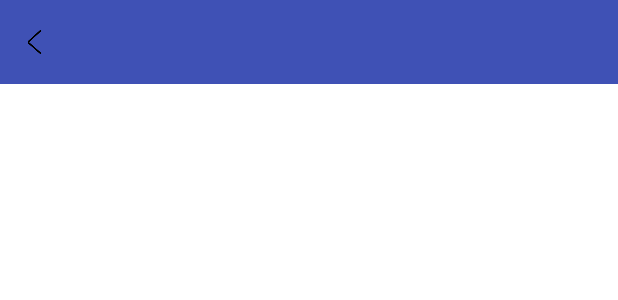
After one commit to MonekyForMoney/Hotweather, an Android app: the layout choose_area.xml on its own in the app's theme, with its tools: preview values and no code run, on a phone screen of 412 x 824 dp. The commit adds this screen. Shown: the top 300 px of the screen. Run offline under Robolectric (Android 15) with nearby library versions, the phone set to English and light mode, and no system bars.

Commit message:
Complete the list of cities and counties to traverse the function

```diff
--- a/app/build.gradle
+++ b/app/build.gradle
@@ -26,11 +26,9 @@ dependencies {
     })
     compile 'com.android.support:appcompat-v7:23.1.0'
     testCompile 'junit:junit:4.12'
-
     compile 'io.github.openfeign:feign-gson:9.4.0'
     compile 'com.squareup.okhttp3:okhttp:3.6.0'
     compile 'com.github.bumptech.glide:glide:3.7.0'
     compile 'com.squareup.okio:okio:1.11.0'
     compile 'org.litepal.android:core:1.3.2'
-
 }
--- a/app/src/main/AndroidManifest.xml
+++ b/app/src/main/AndroidManifest.xml
@@ -2,6 +2,7 @@
 <manifest xmlns:android="http://schemas.android.com/apk/res/android"
     package="android.hotweather.com.hotweather">
 
+    <uses-permission android:name="android.permission.INTERNET"/>
     <application
         android:name="org.litepal.LitePalApplication"
         android:allowBackup="true"
--- a/app/src/main/java/android/hotweather/com/hotweather/MainActivity.java
+++ b/app/src/main/java/android/hotweather/com/hotweather/MainActivity.java
@@ -11,4 +11,5 @@ public class MainActivity extends AppCompatActivity {
         setContentView(R.layout.activity_main);
     }
 
+
 }
--- /dev/null
+++ b/app/src/main/res/layout/choose_area.xml
@@ -0,0 +1,38 @@
+<?xml version="1.0" encoding="utf-8"?>
+<LinearLayout xmlns:android="http://schemas.android.com/apk/res/android"
+    android:layout_width="match_parent"
+    android:layout_height="match_parent"
+    android:background="#fff"
+    android:orientation="vertical"
+    >
+
+    <RelativeLayout
+        android:layout_width="match_parent"
+        android:layout_height="?attr/actionBarSize"
+        android:background="?attr/colorPrimary"
+        >
+        <TextView
+            android:id="@+id/title_text"
+            android:layout_width="wrap_content"
+            android:layout_height="wrap_content"
+            android:layout_centerInParent="true"
+            android:textColor="#fff"
+            android:textSize="20dp"
+            />
+        <Button
+            android:id="@+id/back_button"
+            android:layout_width="25dp"
+            android:layout_height="25dp"
+            android:layout_marginLeft="10dp"
+            android:background="@drawable/back"
+            android:layout_alignParentLeft="true"
+            android:layout_centerInParent="true"
+
+            />
+    </RelativeLayout>
+
+    <ListView
+        android:id="@+id/list_view"
+        android:layout_width="match_parent"
+        android:layout_height="match_parent"/>
+</LinearLayout>
--- a/app/src/main/res/values/styles.xml
+++ b/app/src/main/res/values/styles.xml
@@ -1,7 +1,7 @@
 <resources>
 
     <!-- Base application theme. -->
-    <style name="AppTheme" parent="Theme.AppCompat.Light.DarkActionBar">
+    <style name="AppTheme" parent="Theme.AppCompat.Light.NoActionBar">
         <!-- Customize your theme here. -->
         <item name="colorPrimary">@color/colorPrimary</item>
         <item name="colorPrimaryDark">@color/colorPrimaryDark</item>
```
Also changed, not shown: app/src/main/java/android/hotweather/com/hotweather/entity/Data.java (added, +35 -0 lines), app/src/main/java/android/hotweather/com/hotweather/fragment/ChooseAreaFragment.java (added, +257 -0 lines), app/src/main/java/android/hotweather/com/hotweather/util/HttpUtil.java (added, +17 -0 lines), app/src/main/java/android/hotweather/com/hotweather/util/Utility.java (added, +93 -0 lines), app/src/main/res/layout/activity_main.xml (+14 -8 lines), app/src/main/res/drawable/back.png (added).
